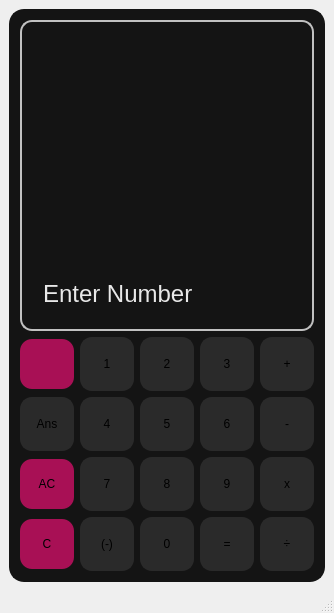
First picture: the form in Calculator/mainwindow.ui, repository dsowz007/SimpleCalculator, before the edit.
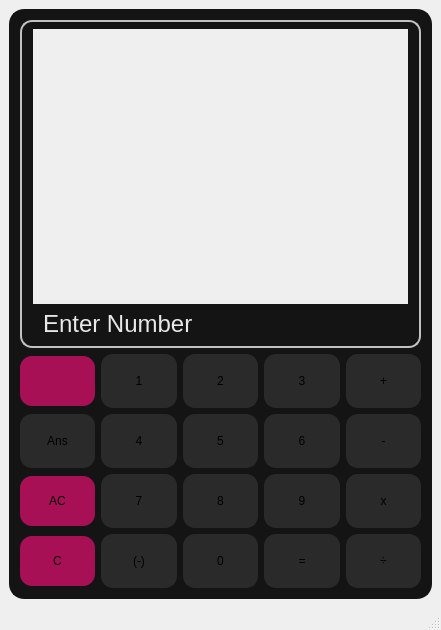
Second picture: the form after the edit. Icons and pictures are not drawn.

What changed in the file:
```diff
--- a/Calculator/mainwindow.ui
+++ b/Calculator/mainwindow.ui
@@ -6,16 +6,16 @@
    <rect>
     <x>0</x>
     <y>0</y>
-    <width>334</width>
-    <height>613</height>
+    <width>441</width>
+    <height>630</height>
    </rect>
   </property>
   <property name="windowTitle">
    <string>MainWindow</string>
   </property>
   <widget class="QWidget" name="centralwidget">
-   <layout class="QGridLayout" name="gridLayout">
-    <item row="0" column="0">
+   <layout class="QVBoxLayout" name="verticalLayout_3">
+    <item>
      <widget class="QFrame" name="mainFrame">
       <property name="styleSheet">
        <string notr="true">QFrame {
@@ -76,63 +76,71 @@
              <number>6</number>
             </property>
             <item>
-             <widget class="QLabel" name="saveDisplay4">
+             <widget class="QScrollArea" name="scrollSaveArea">
               <property name="styleSheet">
-               <string notr="true">QLabel {
+               <string notr="true">QScrollArea {
 	border: 0px;
 }</string>
               </property>
-              <property name="text">
-               <string/>
+              <property name="frameShape">
+               <enum>QFrame::Shape::NoFrame</enum>
               </property>
-              <property name="indent">
-               <number>10</number>
+              <property name="widgetResizable">
+               <bool>true</bool>
               </property>
-             </widget>
-            </item>
-            <item>
-             <widget class="QLabel" name="saveDisplay3">
-              <property name="styleSheet">
-               <string notr="true">QLabel {
+              <widget class="QWidget" name="scrollAreaWidgetContents">
+               <property name="geometry">
+                <rect>
+                 <x>0</x>
+                 <y>0</y>
+                 <width>375</width>
+                 <height>248</height>
+                </rect>
+               </property>
+               <layout class="QVBoxLayout" name="verticalLayout_4">
+                <property name="spacing">
+                 <number>0</number>
+                </property>
+                <property name="leftMargin">
+                 <number>0</number>
+                </property>
+                <property name="topMargin">
+                 <number>0</number>
+                </property>
+                <property name="rightMargin">
+                 <number>0</number>
+                </property>
+                <property name="bottomMargin">
+                 <number>0</number>
+                </property>
+                <item>
+                 <widget class="QWidget" name="savesWidget" native="true">
+                  <property name="styleSheet">
+                   <string notr="true">QWidget {
 	border: 0px;
 }</string>
-              </property>
-              <property name="text">
-               <string/>
-              </property>
-              <property name="indent">
-               <number>10</number>
-              </property>
-             </widget>
-            </item>
-            <item>
-             <widget class="QLabel" name="saveDisplay2">
-              <property name="styleSheet">
-               <string notr="true">QLabel {
-	border: 0px;
-}</string>
-              </property>
-              <property name="text">
-               <string/>
-              </property>
-              <property name="indent">
-               <number>10</number>
-              </property>
-             </widget>
-            </item>
-            <item>
-             <widget class="QLabel" name="saveDisplay1">
-              <property name="styleSheet">
-               <string notr="true">QLabel {
-	border: 0px;
-}</string>
-              </property>
-              <property name="text">
-               <string/>
-              </property>
-              <property name="indent">
-               <number>10</number>
-              </property>
+                  </property>
+                  <layout class="QVBoxLayout" name="verticalLayout_5">
+                   <property name="spacing">
+                    <number>0</number>
+                   </property>
+                   <property name="leftMargin">
+                    <number>0</number>
+                   </property>
+                   <property name="topMargin">
+                    <number>0</number>
+                   </property>
+                   <property name="rightMargin">
+                    <number>0</number>
+                   </property>
+                   <property name="bottomMargin">
+                    <number>0</number>
+                   </property>
+                  </layout>
+                 </widget>
+                </item>
+               </layout>
+              </widget>
              </widget>
             </item>
             <item>
```
Left out of the diff: 2 changed lines with no effect on the pictures.
